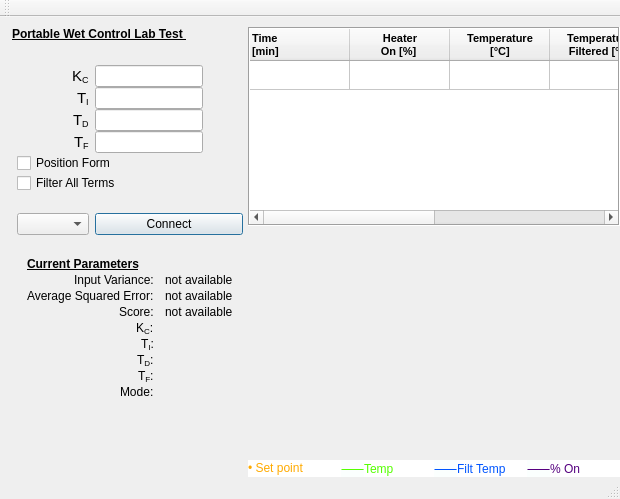
Above: mainwindow.ui from AnthonyA28/Qt-PWCL-test before the change. Below: the same form after it.
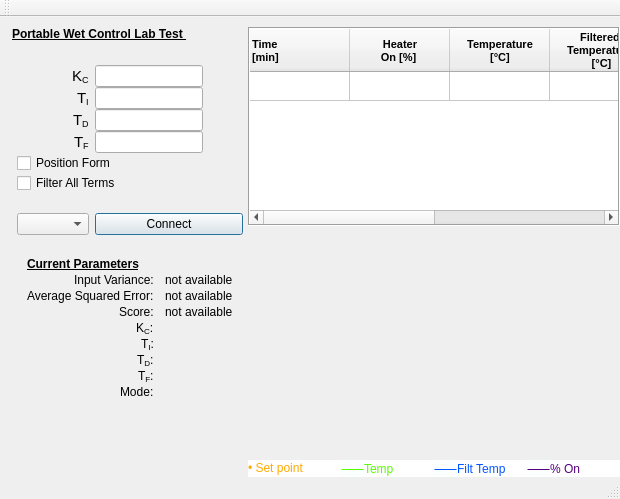
That is the form after the change. Icons and pictures are not drawn. Custom widgets are drawn as their Qt base class.

Commit message: changed filnames to show time

```diff
--- a/mainwindow.ui
+++ b/mainwindow.ui
@@ -846,8 +846,9 @@
         </column>
         <column>
          <property name="text">
-          <string>Temperature 
-Filtered [°C]</string>
+          <string>Filtered 
+Temperature 
+ [°C]</string>
          </property>
          <property name="font">
           <font>
```
Left out of the diff: 2 changed lines with no effect on the pictures. The commit also changes 1 other file.
